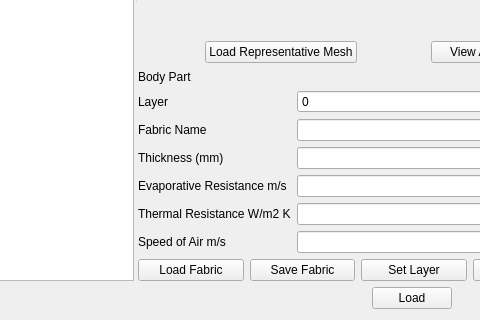
Above: uifiles/clothingdesigner.ui from ABI-Software/abics before the change; both pictures show x 191 to 671 and y 307 to 627 of the 780 by 627 pixel window. Below: the same form after it.
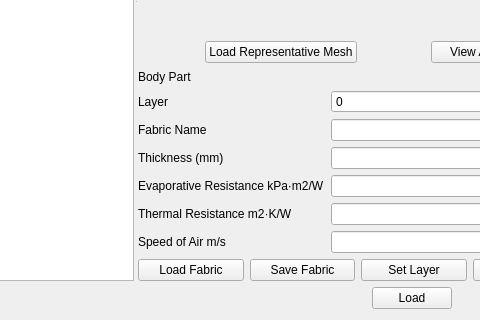
That is the form after the change.

Commit message: Corrected SI units error

```diff
--- a/uifiles/clothingdesigner.ui
+++ b/uifiles/clothingdesigner.ui
@@ -138,7 +138,7 @@
          <item row="5" column="0">
           <widget class="QLabel" name="label_7">
            <property name="text">
-            <string>Evaporative Resistance m/s</string>
+            <string>Evaporative Resistance kPa·m2/W</string>
            </property>
           </widget>
          </item>
@@ -148,7 +148,7 @@
          <item row="6" column="0">
           <widget class="QLabel" name="label_6">
            <property name="text">
-            <string>Thermal Resistance W/m2 K</string>
+            <string>Thermal Resistance m2·K/W</string>
            </property>
           </widget>
          </item>
```
